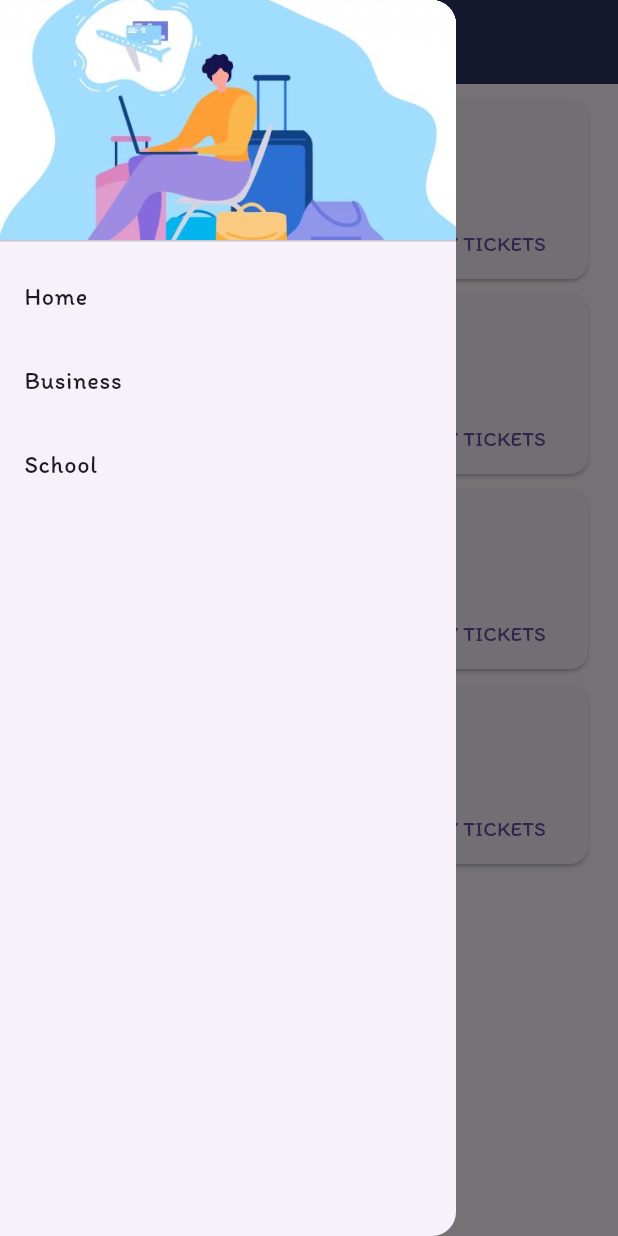
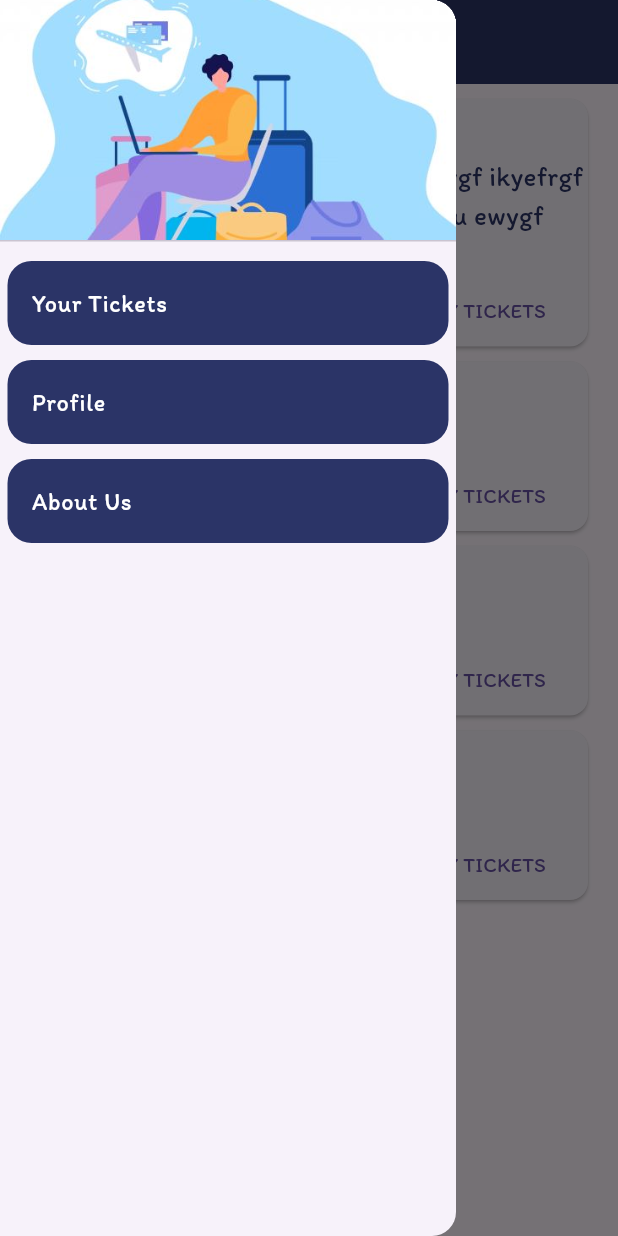
Before and after one commit to WebOps-and-Blockchain-Club/summer-school-23-code, a Flutter app: the Home screen opened directly, with the side drawer open, on a phone screen of 412 x 824 dp. Run offline on Flutter 3.47's test engine with Material 2 defaults, Android fonts, the phone set to English and light mode, and no system bars.

Commit message:
add themes

```diff
--- /dev/null
+++ b/lib/Models/event.dart
@@ -0,0 +1,10 @@
+class Event {
+  late String Title;
+  late String Content;
+  late String Date;
+  Event(String Title, String Content, String Date) {
+    this.Title = Title;
+    this.Content = Content;
+    this.Date = Date;
+  }
+}
--- a/lib/Screens/Home/card.dart
+++ b/lib/Screens/Home/card.dart
@@ -23,11 +23,13 @@ class _CustomCardState extends State<CustomCard> {
     final postDate = widget.postDate;
     return Card(
       margin: EdgeInsets.fromLTRB(20, 10, 20, 0),
+      child: Padding(
+        padding: const EdgeInsets.only(left: 10, top: 10),
         child: Column(
           mainAxisSize: MainAxisSize.min,
+          crossAxisAlignment: CrossAxisAlignment.start,
           children: <Widget>[
-          ListTile(
-            title: Text(
+            Text(
               //post title
               postTitle,
               style: TextStyle(
@@ -35,13 +37,12 @@ class _CustomCardState extends State<CustomCard> {
                 fontWeight: FontWeight.bold,
               ),
             ),
-            subtitle: Text(
+            Text(
               //postContent
               postContent,
               style: TextStyle(
                 fontSize: 18,
                 fontWeight: FontWeight.normal,
-              ),
               ),
             ),
             Row(
@@ -66,6 +67,7 @@ class _CustomCardState extends State<CustomCard> {
             ),
           ],
         ),
+      ),
     );
   }
 }
--- a/lib/Screens/Home/drawer.dart
+++ b/lib/Screens/Home/drawer.dart
@@ -1,5 +1,6 @@
 import 'package:flutter/material.dart';
 import 'package:flutter/services.dart';
+import 'package:summer_school_23_code/Screens/Profile/profile.dart';
 
 Widget CustomDrawer(BuildContext context) {
   return Drawer(
@@ -16,8 +17,10 @@ Widget CustomDrawer(BuildContext context) {
               'assets/DrawerImage.jpg',
               fit: BoxFit.cover,
             )),
-        ListTile(
-          title: const Text('Home'),
+        Padding(
+          padding: const EdgeInsets.all(5.0),
+          child: ListTile(
+            title: const Text('Your Tickets'),
             onTap: () {
               // Update the state of the app
 
@@ -25,21 +28,29 @@ Widget CustomDrawer(BuildContext context) {
               Navigator.pop(context);
             },
           ),
-        ListTile(
-          title: const Text('Business'),
+        ),
+        Padding(
+          padding: const EdgeInsets.all(5.0),
+          child: ListTile(
+            title: const Text('Profile'),
+            onTap: () {
+              // Update the state of the app
+              // Then close the drawer
+              Navigator.push(
+                  context, MaterialPageRoute(builder: (context) => Profile()));
+            },
+          ),
+        ),
+        Padding(
+          padding: const EdgeInsets.all(5.0),
+          child: ListTile(
+            title: const Text('About Us'),
             onTap: () {
               // Update the state of the app
               // Then close the drawer
               Navigator.pop(context);
             },
           ),
-        ListTile(
-          title: const Text('School'),
-          onTap: () {
-            // Update the state of the app
-            // Then close the drawer
-            Navigator.pop(context);
-          },
         ),
       ],
     ),
--- a/lib/Screens/Home/main.dart
+++ b/lib/Screens/Home/main.dart
@@ -1,5 +1,6 @@
 import 'package:flutter/material.dart';
 import 'package:flutter/services.dart';
+import '../../Models/event.dart';
 import './card.dart';
 import './drawer.dart';
 
@@ -10,35 +11,23 @@ class Home extends StatefulWidget {
   State<Home> createState() => _HomeState();
 }
 
-class Event {
-  late String Title;
-  late String Content;
-  late String Date;
-  Event(String Title, String Content, String Date) {
-    this.Title = Title;
-    this.Content = Content;
-    this.Date = Date;
-  }
-}
-
 class _HomeState extends State<Home> {
   @override
   Widget build(BuildContext context) {
     final EventList = [
-      Event('Hey', 'Content', 'Date'),
+      Event(
+          'Hey',
+          'Content ieuynhr4cik3gy rbiwkeruygf ikyefrgf oqlrgwf qlauiwgef o gwe fk  ywefg u ewygf oqegwrf uqyrgf ',
+          'Date'),
       Event('Hey', 'Content', 'Date'),
       Event('Hey', 'Content', 'Date'),
       Event('Hey', 'Content', 'Date')
     ];
-    double screenWidth = MediaQuery.of(context).size.width;
-    double screenHeight = MediaQuery.of(context).size.height;
     return Scaffold(
         drawer: CustomDrawer(context),
         appBar: AppBar(
-          backgroundColor: Color.fromRGBO(43, 52, 103, 1),
           title: const Text(
             'Summer-School',
-            style: TextStyle(color: Colors.white, fontWeight: FontWeight.bold),
           ),
         ),
         body: ListView.builder(
--- a/lib/Screens/Profile/editProfile.dart
+++ b/lib/Screens/Profile/editProfile.dart
@@ -17,6 +17,7 @@ class _EditProfileState extends State<EditProfile> {
   Widget build(BuildContext context) {
     return Scaffold(
         appBar: AppBar(
+            backgroundColor: Colors.white,
             leading: IconButton(
                 onPressed: () => Navigator.pop(context),
                 icon: const Image(image: AssetImage('assets/backArrow.png')))),
--- a/lib/Screens/Profile/profile.dart
+++ b/lib/Screens/Profile/profile.dart
@@ -15,6 +15,7 @@ class Profile extends StatelessWidget {
         metamaskId: "Metamask Id");
     return Scaffold(
         appBar: AppBar(
+            backgroundColor: Colors.white,
             leading: IconButton(
                 onPressed: () => Navigator.pop(context),
                 icon: const Image(image: AssetImage('assets/backArrow.png')))),
--- a/lib/main.dart
+++ b/lib/main.dart
@@ -17,6 +17,6 @@ class MyApp extends StatelessWidget {
   @override
   Widget build(BuildContext context) {
     return MaterialApp(
-        title: 'Flutter Demo', theme: Themes.theme, home: Profile());
+        title: 'Flutter Demo', theme: Themes.theme, home: Login());
   }
 }
--- a/lib/themes.dart
+++ b/lib/themes.dart
@@ -21,5 +21,18 @@ class Themes {
           border: OutlineInputBorder(
               borderSide: BorderSide(color: Color.fromRGBO(43, 52, 103, 1)),
               borderRadius: BorderRadius.all(Radius.circular(15))),
-          labelStyle: TextStyle(fontSize: 20)));
+          labelStyle: TextStyle(fontSize: 20)),
+      listTileTheme: ListTileThemeData(
+        tileColor: const Color.fromRGBO(43, 52, 103, 1),
+        textColor: Colors.white,
+        shape: RoundedRectangleBorder(borderRadius: BorderRadius.circular(16)),
+      ),
+      appBarTheme: const AppBarTheme(
+          backgroundColor: Color.fromRGBO(43, 52, 103, 1),
+          titleTextStyle: TextStyle(
+              color: Colors.white,
+              fontWeight: FontWeight.bold,
+              fontFamily: 'Itim',
+              fontSize: 25),
+          iconTheme: IconThemeData(color: Colors.white)));
 }
```
Also changed, not shown: lib/Screens/Login/signUp.dart (+8 -10 lines). Lines whose indentation alone changed are shown as unchanged.
